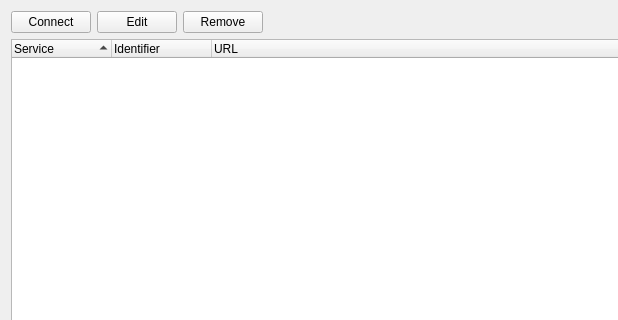
Old version of the form qgswpsbookmarks.ui in the repository sourcepole/qgis-wps-client; both pictures show x 0 to 618 and y 0 to 320 of the 756 by 671 pixel window.
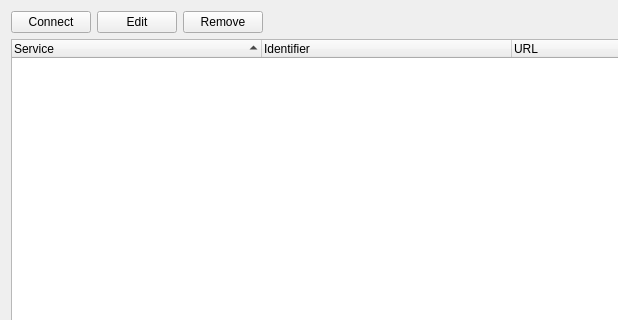
New version of the form.

Commit message: Spaltenbreite geändert

The edit to the form file:
```diff
--- a/qgswpsbookmarks.ui
+++ b/qgswpsbookmarks.ui
@@ -65,7 +65,7 @@
       <number>3</number>
      </property>
      <attribute name="headerDefaultSectionSize">
-      <number>100</number>
+      <number>250</number>
      </attribute>
      <column>
       <property name="text">
```
